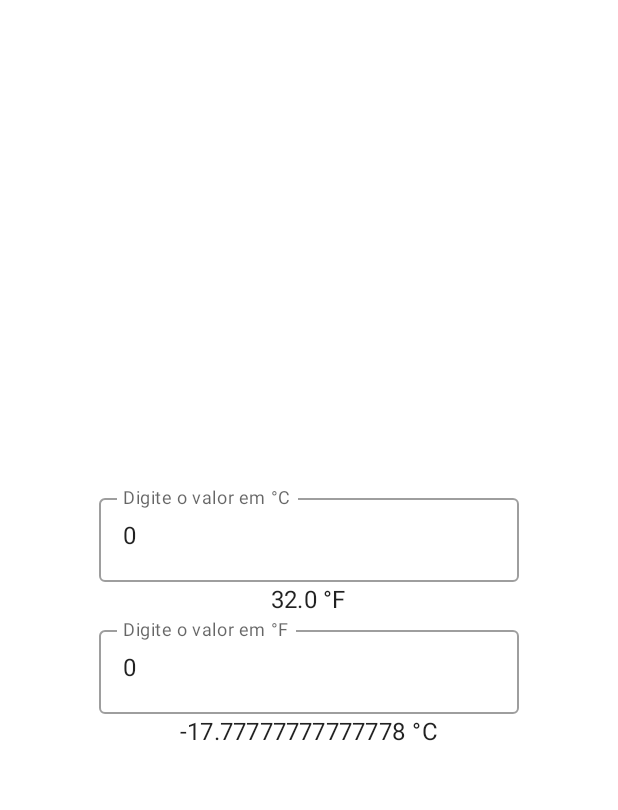
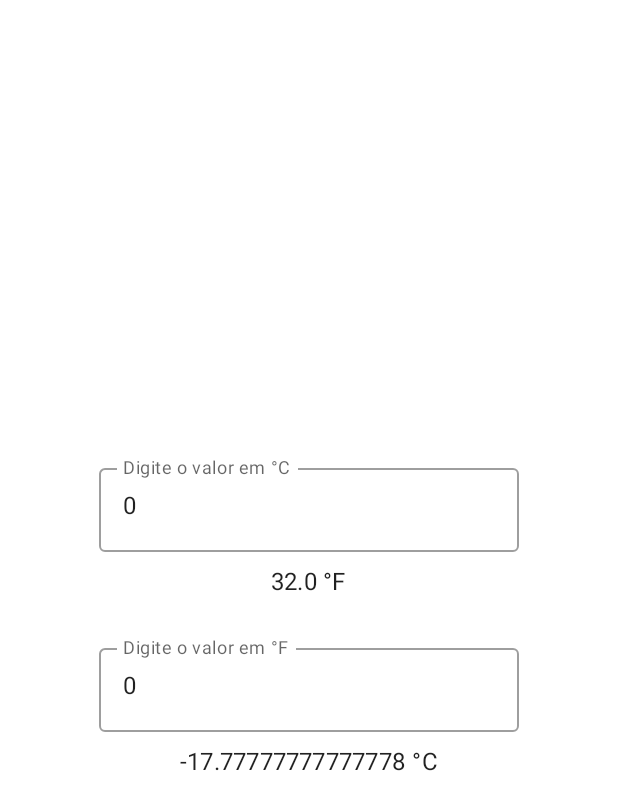
Before and after one commit to ricardo-14/ConversoTemperatura, an Android app built with Jetpack Compose: the screen it shows after launch (MainActivity), on a phone screen of 412 x 824 dp. Shown: the top 810 px of the screen. Run offline under Robolectric (Android 15) with nearby library versions, the phone set to English and light mode, and no system bars.

Commit message:
Correções

```diff
--- a/app/src/main/java/com/example/converttemp/MainActivity.kt
+++ b/app/src/main/java/com/example/converttemp/MainActivity.kt
@@ -3,10 +3,7 @@ package com.example.converttemp
 import android.os.Bundle
 import androidx.activity.ComponentActivity
 import androidx.activity.compose.setContent
-import androidx.compose.foundation.layout.Arrangement
-import androidx.compose.foundation.layout.Column
-import androidx.compose.foundation.layout.fillMaxSize
-import androidx.compose.foundation.layout.padding
+import androidx.compose.foundation.layout.*
 import androidx.compose.foundation.text.KeyboardOptions
 import androidx.compose.material.MaterialTheme
 import androidx.compose.material.OutlinedTextField
@@ -71,9 +68,10 @@ fun MyApp() {
 
         label = { Text(text = "Digite o valor em °C")}
         )
-
+        Spacer(modifier = Modifier.height(8.dp))
         MostrarValorF(valorC)
 
+        Spacer(modifier = Modifier.height(24.dp))
         OutlinedTextField(
             //value = "${valor}",
             value = valorF.toString(),
@@ -92,7 +90,7 @@ fun MyApp() {
 
             label = { Text(text = "Digite o valor em °F")}
         )
-
+        Spacer(modifier = Modifier.height(8.dp))
         MostrarValorC(valorF)
 
     }
@@ -101,15 +99,11 @@ fun MyApp() {
 
 @Composable
 fun MostrarValorF(valor: Int) {
-    //val df = DecimalFormat("0.00")
-    //Text(text = "${df.format(valor)}", style = MaterialTheme.typography.subtitle1)
     Text(text = "${valor * 1.8 + 32} °F", style = MaterialTheme.typography.subtitle1)
 }
 
 @Composable
 fun MostrarValorC(valor: Int) {
-    //val df = DecimalFormat("0.00")
-    //Text(text = "${df.format(valor)}", style = MaterialTheme.typography.subtitle1)
     Text(text = "${(valor -32) / 1.8} °C", style = MaterialTheme.typography.subtitle1)
 }
 
```
